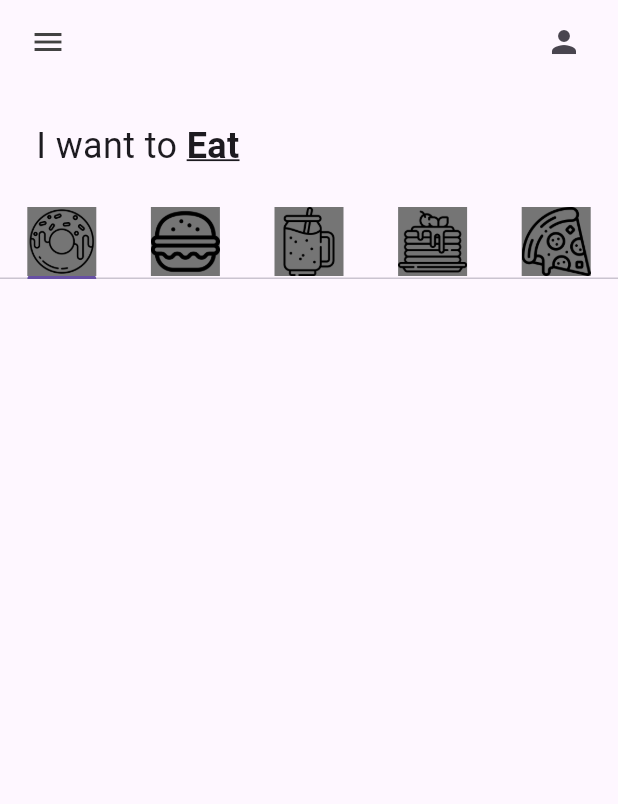
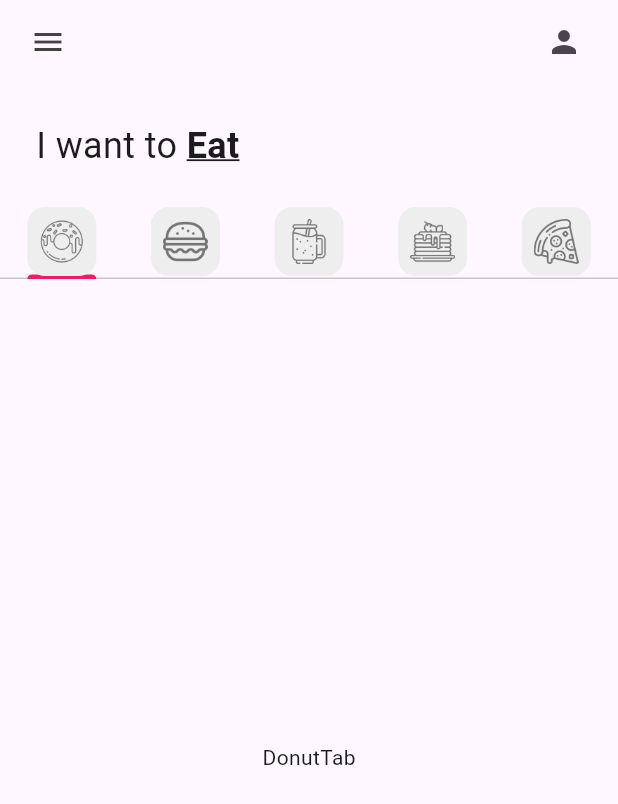
Before and after one commit to JoseLuisKoh/p1_donut_app_jose_koh, a Flutter app: the screen it shows after launch, on a phone screen of 412 x 824 dp. Shown: the top 804 px of the screen. Run offline on Flutter 3.47's test engine with Material 3 defaults, Android fonts, the light colour scheme and no system bars.

Commit message:
Rockytec tabBar added

```diff
--- /dev/null
+++ b/flutter_application_1/lib/Tab/donut_tab.dart
@@ -0,0 +1,10 @@
+import 'package:flutter/material.dart';
+
+class DonutTab extends StatelessWidget {
+  const DonutTab({super.key});
+
+  @override
+  Widget build(BuildContext context) {
+    return const Center(child: Text("DonutTab"));
+  }
+}
--- a/flutter_application_1/lib/main.dart
+++ b/flutter_application_1/lib/main.dart
@@ -10,8 +10,10 @@
 
   @override
   Widget build(BuildContext context) {
-    return const MaterialApp(
-      home: HomePage(),
+    return MaterialApp(
+      home: const HomePage(),
+      theme: ThemeData(
+          tabBarTheme: const TabBarTheme(indicatorColor: Colors.pink)),
     );
   }
 }
--- a/flutter_application_1/lib/pages/home_page.dart
+++ b/flutter_application_1/lib/pages/home_page.dart
@@ -1,6 +1,12 @@
 import 'package:flutter/material.dart';
 
 import '../utils/my_tab.dart';
+
+import '../Tab/burger_tab.dart';
+import '../Tab/pancake_tab.dart';
+import '../Tab/pizza_tab.dart';
+import '../Tab/donut_tab.dart';
+import '../Tab/smoothie_tab.dart';
 
 class HomePage extends StatefulWidget {
   const HomePage({super.key});
@@ -77,6 +83,15 @@
             //Tab bar
             TabBar(tabs: myTabs),
             //Tab bar view
+            const Expanded(
+                child: TabBarView(children: [
+              DonutTab(),
+              BurgerTab(),
+              SmoothieTab(),
+              PancakeTab(),
+              PizzaTab()
+            ]))
+
             //
             //Total del carrito
           ],
--- a/flutter_application_1/lib/utils/my_tab.dart
+++ b/flutter_application_1/lib/utils/my_tab.dart
@@ -8,8 +8,13 @@
   Widget build(BuildContext context) {
     return Tab(
       child: Container(
-        color: Colors.grey[600],
-        child: Image.asset(iconPath),
+        padding: const EdgeInsets.all(8),
+        decoration: BoxDecoration(
+            color: Colors.grey[200], borderRadius: BorderRadius.circular(12)),
+        child: Image.asset(
+          iconPath,
+          color: Colors.grey[600],
+        ),
       ),
     );
   }
```
Also changed, not shown: flutter_application_1/lib/Tab/burger_tab.dart (added, +10 -0 lines), flutter_application_1/lib/Tab/pancake_tab.dart (added, +10 -0 lines), flutter_application_1/lib/Tab/pizza_tab.dart (added, +10 -0 lines), flutter_application_1/lib/Tab/smoothie_tab.dart (added, +10 -0 lines).
